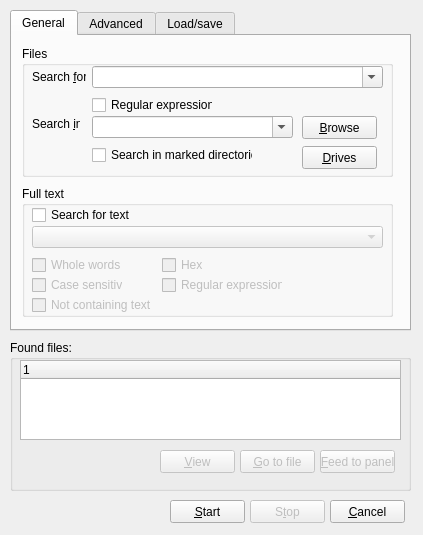
Old version of the form FindFilesDialog.ui in the repository martin-kudlicka/file-commander.
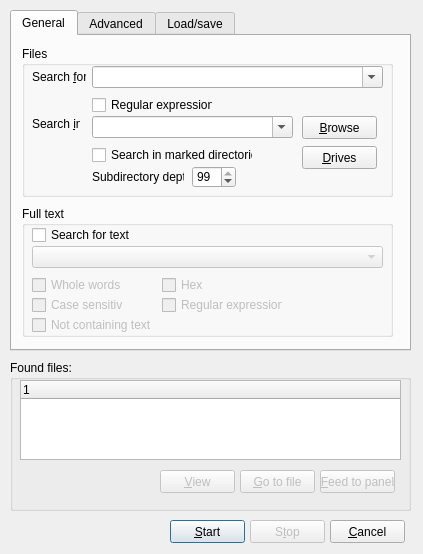
New version of the form. The open tabs and pages were chosen to show the change.

Commit message: + search to specified directory depth in Find files dialog

Patch:
```diff
--- a/FindFilesDialog.ui
+++ b/FindFilesDialog.ui
@@ -6,94 +6,17 @@
     <x>0</x>
     <y>0</y>
     <width>423</width>
-    <height>535</height>
+    <height>554</height>
    </rect>
   </property>
   <property name="windowTitle" >
    <string>Find files</string>
   </property>
-  <widget class="QGroupBox" name="groupBox_4" >
-   <property name="geometry" >
-    <rect>
-     <x>10</x>
-     <y>340</y>
-     <width>401</width>
-     <height>151</height>
-    </rect>
-   </property>
-   <property name="title" >
-    <string>Found files:</string>
-   </property>
-   <widget class="QTreeWidget" name="qtwSearch" >
-    <property name="geometry" >
-     <rect>
-      <x>10</x>
-      <y>20</y>
-      <width>381</width>
-      <height>80</height>
-     </rect>
-    </property>
-    <property name="selectionMode" >
-     <enum>QAbstractItemView::ExtendedSelection</enum>
-    </property>
-    <property name="rootIsDecorated" >
-     <bool>false</bool>
-    </property>
-   </widget>
-   <widget class="QPushButton" name="pushButton" >
-    <property name="enabled" >
-     <bool>false</bool>
-    </property>
-    <property name="geometry" >
-     <rect>
-      <x>150</x>
-      <y>110</y>
-      <width>75</width>
-      <height>23</height>
-     </rect>
-    </property>
-    <property name="text" >
-     <string>&amp;View</string>
-    </property>
-   </widget>
-   <widget class="QPushButton" name="pushButton_5" >
-    <property name="enabled" >
-     <bool>false</bool>
-    </property>
-    <property name="geometry" >
-     <rect>
-      <x>230</x>
-      <y>110</y>
-      <width>75</width>
-      <height>23</height>
-     </rect>
-    </property>
-    <property name="text" >
-     <string>&amp;Go to file</string>
-    </property>
-   </widget>
-   <widget class="QPushButton" name="pushButton_6" >
-    <property name="enabled" >
-     <bool>false</bool>
-    </property>
-    <property name="geometry" >
-     <rect>
-      <x>310</x>
-      <y>110</y>
-      <width>75</width>
-      <height>23</height>
-     </rect>
-    </property>
-    <property name="text" >
-     <string>&amp;Feed to panel</string>
-    </property>
-   </widget>
-  </widget>
   <widget class="QPushButton" name="qpbStart" >
    <property name="geometry" >
     <rect>
      <x>170</x>
-     <y>500</y>
+     <y>520</y>
      <width>75</width>
      <height>23</height>
     </rect>
@@ -109,7 +32,7 @@
    <property name="geometry" >
     <rect>
      <x>250</x>
-     <y>500</y>
+     <y>520</y>
      <width>75</width>
      <height>23</height>
     </rect>
@@ -122,7 +45,7 @@
    <property name="geometry" >
     <rect>
      <x>330</x>
-     <y>500</y>
+     <y>520</y>
      <width>75</width>
      <height>23</height>
     </rect>
@@ -137,142 +60,23 @@
      <x>10</x>
      <y>10</y>
      <width>401</width>
-     <height>321</height>
+     <height>341</height>
     </rect>
    </property>
    <property name="currentIndex" >
-    <number>1</number>
+    <number>0</number>
    </property>
    <widget class="QWidget" name="tab" >
     <attribute name="title" >
      <string>General</string>
     </attribute>
-    <widget class="QGroupBox" name="groupBox_2" >
-     <property name="geometry" >
-      <rect>
-       <x>10</x>
-       <y>150</y>
-       <width>371</width>
-       <height>131</height>
-      </rect>
-     </property>
-     <property name="title" >
-      <string>Full text</string>
-     </property>
-     <widget class="QCheckBox" name="checkBox_4" >
-      <property name="enabled" >
-       <bool>false</bool>
-      </property>
-      <property name="geometry" >
-       <rect>
-        <x>10</x>
-        <y>70</y>
-        <width>91</width>
-        <height>18</height>
-       </rect>
-      </property>
-      <property name="text" >
-       <string>Whole words</string>
-      </property>
-     </widget>
-     <widget class="QCheckBox" name="checkBox_6" >
-      <property name="enabled" >
-       <bool>false</bool>
-      </property>
-      <property name="geometry" >
-       <rect>
-        <x>10</x>
-        <y>110</y>
-        <width>121</width>
-        <height>18</height>
-       </rect>
-      </property>
-      <property name="text" >
-       <string>Not containing text</string>
-      </property>
-     </widget>
-     <widget class="QCheckBox" name="checkBox_7" >
-      <property name="enabled" >
-       <bool>false</bool>
-      </property>
-      <property name="geometry" >
-       <rect>
-        <x>140</x>
-        <y>70</y>
-        <width>71</width>
-        <height>18</height>
-       </rect>
-      </property>
-      <property name="text" >
-       <string>Hex</string>
-      </property>
-     </widget>
-     <widget class="QCheckBox" name="checkBox_8" >
-      <property name="enabled" >
-       <bool>false</bool>
-      </property>
-      <property name="geometry" >
-       <rect>
-        <x>140</x>
-        <y>90</y>
-        <width>121</width>
-        <height>18</height>
-       </rect>
-      </property>
-      <property name="text" >
-       <string>Regular expression</string>
-      </property>
-     </widget>
-     <widget class="QCheckBox" name="checkBox_5" >
-      <property name="enabled" >
-       <bool>false</bool>
-      </property>
-      <property name="geometry" >
-       <rect>
-        <x>10</x>
-        <y>90</y>
-        <width>91</width>
-        <height>18</height>
-       </rect>
-      </property>
-      <property name="text" >
-       <string>Case sensitive</string>
-      </property>
-     </widget>
-     <widget class="QCheckBox" name="checkBox_3" >
-      <property name="geometry" >
-       <rect>
-        <x>10</x>
-        <y>20</y>
-        <width>101</width>
-        <height>18</height>
-       </rect>
-      </property>
-      <property name="text" >
-       <string>Search for text</string>
-      </property>
-     </widget>
-     <widget class="QComboBox" name="comboBox_3" >
-      <property name="enabled" >
-       <bool>false</bool>
-      </property>
-      <property name="geometry" >
-       <rect>
-        <x>10</x>
-        <y>40</y>
-        <width>351</width>
-        <height>22</height>
-       </rect>
-      </property>
-     </widget>
-    </widget>
     <widget class="QGroupBox" name="groupBox" >
      <property name="geometry" >
       <rect>
        <x>10</x>
        <y>10</y>
        <width>371</width>
-       <height>131</height>
+       <height>151</height>
       </rect>
      </property>
      <property name="title" >
@@ -310,19 +114,6 @@
        <cstring>qcbSearchInSelectedDirectories</cstring>
       </property>
      </widget>
-     <widget class="QCheckBox" name="qcbSearchForRegularExpression" >
-      <property name="geometry" >
-       <rect>
-        <x>70</x>
-        <y>50</y>
-        <width>121</width>
-        <height>18</height>
-       </rect>
-      </property>
-      <property name="text" >
-       <string>Regular expression</string>
-      </property>
-     </widget>
      <widget class="QCheckBox" name="qcbSearchInSelectedDirectories" >
       <property name="geometry" >
        <rect>
@@ -388,6 +179,164 @@
        <bool>true</bool>
       </property>
      </widget>
+     <widget class="QCheckBox" name="qcbSearchForRegularExpression" >
+      <property name="geometry" >
+       <rect>
+        <x>70</x>
+        <y>50</y>
+        <width>121</width>
+        <height>18</height>
+       </rect>
+      </property>
+      <property name="text" >
+       <string>Regular expression</string>
+      </property>
+     </widget>
+     <widget class="QLabel" name="label_4" >
+      <property name="geometry" >
+       <rect>
+        <x>70</x>
+        <y>123</y>
+        <width>92</width>
+        <height>16</height>
+       </rect>
+      </property>
+      <property name="text" >
+       <string>Subdirectory depth</string>
+      </property>
+     </widget>
+     <widget class="QSpinBox" name="qsbSubdirectoryDepth" >
+      <property name="geometry" >
+       <rect>
+        <x>170</x>
+        <y>120</y>
+        <width>44</width>
+        <height>22</height>
+       </rect>
+      </property>
+      <property name="value" >
+       <number>99</number>
+      </property>
+     </widget>
+    </widget>
+    <widget class="QGroupBox" name="groupBox_2" >
+     <property name="geometry" >
+      <rect>
+       <x>10</x>
+       <y>170</y>
+       <width>371</width>
+       <height>131</height>
+      </rect>
+     </property>
+     <property name="title" >
+      <string>Full text</string>
+     </property>
+     <widget class="QCheckBox" name="qcbFullTextWholeWords" >
+      <property name="enabled" >
+       <bool>false</bool>
+      </property>
+      <property name="geometry" >
+       <rect>
+        <x>10</x>
+        <y>70</y>
+        <width>91</width>
+        <height>18</height>
+       </rect>
+      </property>
+      <property name="text" >
+       <string>Whole words</string>
+      </property>
+     </widget>
+     <widget class="QCheckBox" name="qcbFullTextCaseSensitive" >
+      <property name="enabled" >
+       <bool>false</bool>
+      </property>
+      <property name="geometry" >
+       <rect>
+        <x>10</x>
+        <y>90</y>
+        <width>91</width>
+        <height>18</height>
+       </rect>
+      </property>
+      <property name="text" >
+       <string>Case sensitive</string>
+      </property>
+     </widget>
+     <widget class="QCheckBox" name="qcbFullTextNotContainingText" >
+      <property name="enabled" >
+       <bool>false</bool>
+      </property>
+      <property name="geometry" >
+       <rect>
+        <x>10</x>
+        <y>110</y>
+        <width>121</width>
+        <height>18</height>
+       </rect>
+      </property>
+      <property name="text" >
+       <string>Not containing text</string>
+      </property>
+     </widget>
+     <widget class="QCheckBox" name="qcbFullTextHex" >
+      <property name="enabled" >
+       <bool>false</bool>
+      </property>
+      <property name="geometry" >
+       <rect>
+        <x>140</x>
+        <y>70</y>
+        <width>71</width>
+        <height>18</height>
+       </rect>
+      </property>
+      <property name="text" >
+       <string>Hex</string>
+      </property>
+     </widget>
+     <widget class="QComboBox" name="qcbFullText" >
+      <property name="enabled" >
+       <bool>false</bool>
+      </property>
+      <property name="geometry" >
+       <rect>
+        <x>10</x>
+        <y>40</y>
+        <width>351</width>
+        <height>22</height>
+       </rect>
+      </property>
+     </widget>
+     <widget class="QCheckBox" name="qcbSearchForText" >
+      <property name="geometry" >
+       <rect>
+        <x>10</x>
+        <y>20</y>
+        <width>101</width>
+        <height>18</height>
+       </rect>
+      </property>
+      <property name="text" >
+       <string>Search for text</string>
+      </property>
+     </widget>
+     <widget class="QCheckBox" name="qcbFullTextRegularExpression" >
+      <property name="enabled" >
+       <bool>false</bool>
+      </property>
+      <property name="geometry" >
+       <rect>
+        <x>140</x>
+        <y>90</y>
+        <width>121</width>
+        <height>18</height>
+       </rect>
+      </property>
+      <property name="text" >
+       <string>Regular expression</string>
+      </property>
+     </widget>
     </widget>
    </widget>
    <widget class="QWidget" name="tab_2" >
@@ -615,6 +564,83 @@
     </widget>
    </widget>
   </widget>
+  <widget class="QGroupBox" name="groupBox_4" >
+   <property name="geometry" >
+    <rect>
+     <x>10</x>
+     <y>360</y>
+     <width>401</width>
+     <height>151</height>
+    </rect>
+   </property>
+   <property name="title" >
+    <string>Found files:</string>
+   </property>
+   <widget class="QTreeWidget" name="qtwSearch" >
+    <property name="geometry" >
+     <rect>
+      <x>10</x>
+      <y>20</y>
+      <width>381</width>
+      <height>80</height>
+     </rect>
+    </property>
+    <property name="selectionMode" >
+     <enum>QAbstractItemView::ExtendedSelection</enum>
+    </property>
+    <property name="rootIsDecorated" >
+     <bool>false</bool>
+    </property>
+   </widget>
+   <widget class="QPushButton" name="pushButton" >
+    <property name="enabled" >
+     <bool>false</bool>
+    </property>
+    <property name="geometry" >
+     <rect>
+      <x>150</x>
+      <y>110</y>
+      <width>75</width>
+      <height>23</height>
+     </rect>
+    </property>
+    <property name="text" >
+     <string>&amp;View</string>
+    </property>
+   </widget>
+   <widget class="QPushButton" name="pushButton_5" >
+    <property name="enabled" >
+     <bool>false</bool>
+    </property>
+    <property name="geometry" >
+     <rect>
+      <x>230</x>
+      <y>110</y>
+      <width>75</width>
+      <height>23</height>
+     </rect>
+    </property>
+    <property name="text" >
+     <string>&amp;Go to file</string>
+    </property>
+   </widget>
+   <widget class="QPushButton" name="pushButton_6" >
+    <property name="enabled" >
+     <bool>false</bool>
+    </property>
+    <property name="geometry" >
+     <rect>
+      <x>310</x>
+      <y>110</y>
+      <width>75</width>
+      <height>23</height>
+     </rect>
+    </property>
+    <property name="text" >
+     <string>&amp;Feed to panel</string>
+    </property>
+   </widget>
+  </widget>
  </widget>
  <tabstops>
   <tabstop>qcbSearchFor</tabstop>
```
Left out of the diff: 14 changed lines with no effect on the pictures. The commit also changes 2 other files.
